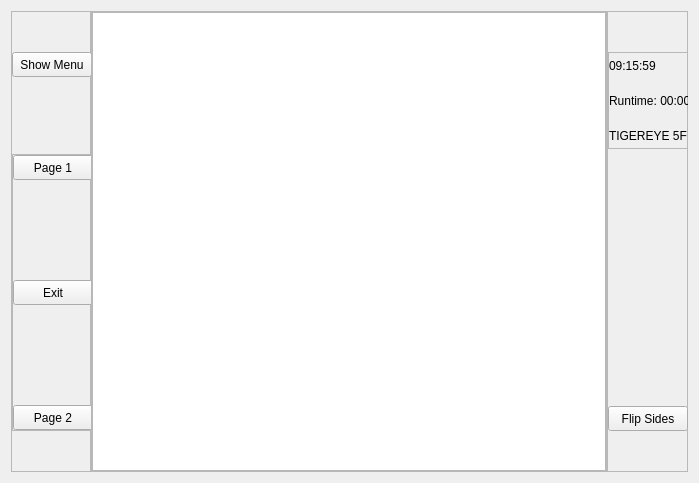
Qt form flipVerticalLayout/mainwindow.ui (laszlo-avotra-tips/layout) before a commit.
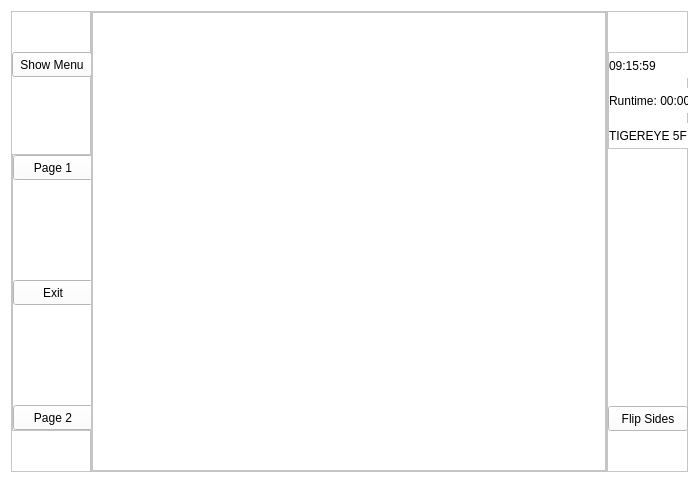
The same form after that commit. The open tabs and pages were chosen to show the change.

Patch:
```diff
--- a/flipVerticalLayout/mainwindow.ui
+++ b/flipVerticalLayout/mainwindow.ui
@@ -13,13 +13,29 @@
   <property name="windowTitle">
    <string>MainWindow</string>
   </property>
-  <layout class="QHBoxLayout" name="horizontalLayout_2">
+  <property name="styleSheet">
+   <string notr="true">QWidget{
+background-color: white;
+}
+QLabel{
+font: 60pt &quot;Helvetica Neue&quot;;
+}</string>
+  </property>
+  <layout class="QVBoxLayout" name="verticalLayout_6">
    <item>
     <widget class="QStackedWidget" name="stackedWidget">
+     <property name="styleSheet">
+      <string notr="true"/>
+     </property>
      <property name="currentIndex">
       <number>0</number>
      </property>
      <widget class="QWidget" name="pageMain">
+      <property name="styleSheet">
+       <string notr="true">QLabel{
+font: 8pt &quot;Helvetica Neue&quot;;
+}</string>
+      </property>
       <layout class="QHBoxLayout" name="horizontalLayout">
        <property name="spacing">
         <number>0</number>
```
Left out of the diff: 8 changed lines with no effect on the pictures.
